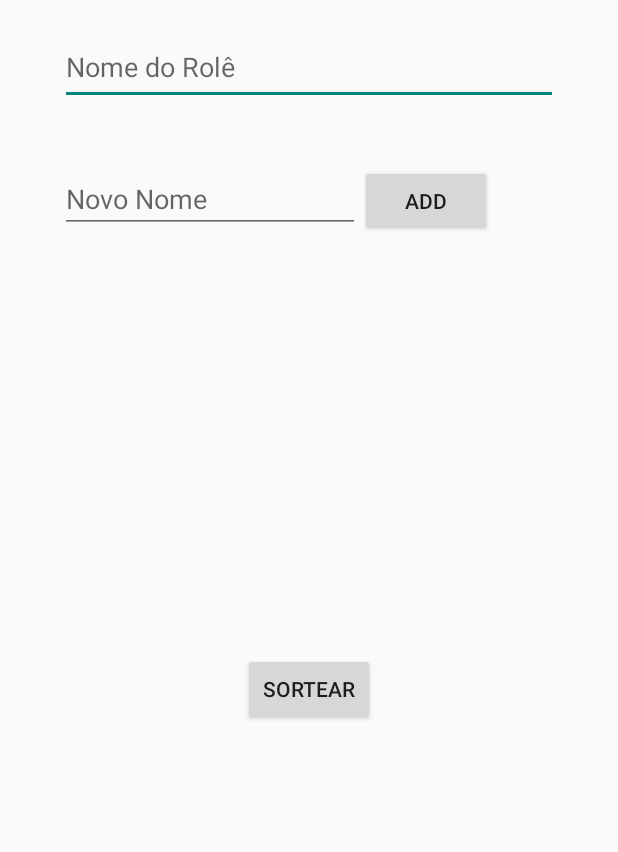
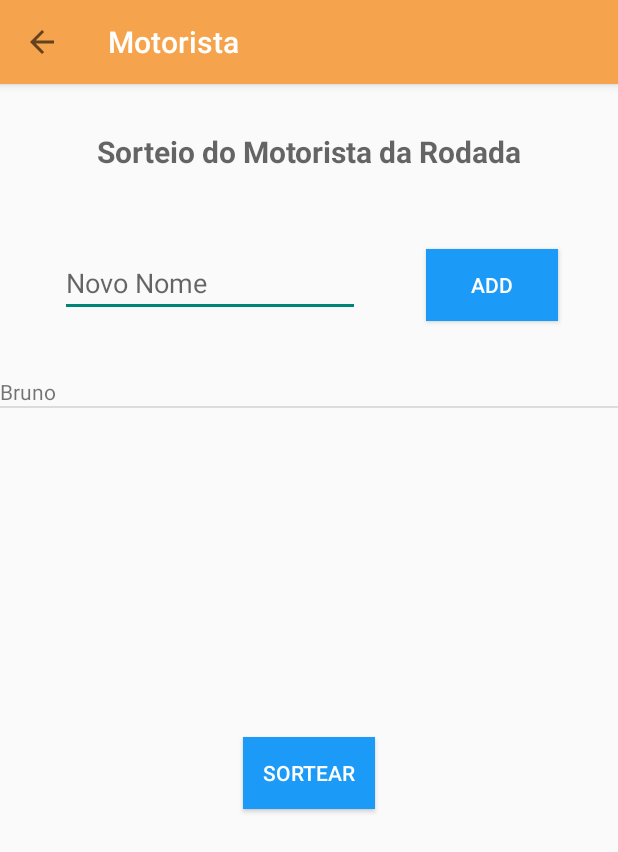
Before and after one commit to StanislaoMissio/BeerTracker, an Android app: the MainActivity screen opened directly, with no data from a screen before it, in the side drawer, after a tap on "Motorista da rodada", on a phone screen of 412 x 824 dp. Shown: the top 852 px of the screen. Run offline under Robolectric (Android 15) with nearby library versions, the phone set to English and light mode, and no system bars.

Commit message:
Wip tela de motorista da rodada

```diff
--- a/app/src/main/AndroidManifest.xml
+++ b/app/src/main/AndroidManifest.xml
@@ -23,10 +23,6 @@
             android:theme="@style/AppTheme.NoActionBar" />
         <activity android:name=".activity.EstiloActivity" />
         <activity
-            android:name=".activity.Motorista"
-            android:label="@string/title_activity_motorista"
-            android:theme="@style/AppTheme.NoActionBar" />
-        <activity
             android:name=".activity.Estilos"
             android:label="@string/title_activity_estilos"
             android:theme="@style/AppTheme.NoActionBar" />
@@ -35,9 +31,23 @@
             android:label="@string/title_activity_new_role"
             android:theme="@style/AppTheme.NoActionBar" />
         <activity
+            android:name=".activity.MotoristaActivity"
+            android:label="@string/title_activity_motorista"
+            android:theme="@style/AppTheme.NoActionBar">
+
+            <intent-filter>
+                <action android:name="android.intent.action.MAIN" />
+
+                <category android:name="android.intent.category.LAUNCHER" />
+            </intent-filter>
+
+        </activity>
+
+        <activity
             android:name=".activity.Amigos"
             android:label="@string/title_activity_amigos"
-            android:theme="@style/AppTheme.NoActionBar"></activity>
+            android:theme="@style/AppTheme.NoActionBar">
+        </activity>
 
         <meta-data
             android:name="com.facebook.sdk.ApplicationId"
--- a/app/src/main/java/com/android/beertracker/activity/MainActivity.java
+++ b/app/src/main/java/com/android/beertracker/activity/MainActivity.java
@@ -64,7 +64,7 @@ public class MainActivity extends AppCompatActivity
 
         if (id == R.id.nav_inicio) {
         } else if (id == R.id.nav_motorista) {
-            Intent motorista = new Intent(getApplicationContext(), Motorista.class);
+            Intent motorista = new Intent(getApplicationContext(), MotoristaActivity.class);
             startActivity(motorista);
         } else if (id == R.id.nav_estilos) {
             Intent estilos = new Intent(getApplicationContext(), Estilos.class);
--- a/app/src/main/java/com/android/beertracker/activity/Motorista.java
+++ /dev/null
@@ -1,31 +0,0 @@
-package com.android.beertracker.activity;
-
-import android.os.Bundle;
-import android.support.design.widget.FloatingActionButton;
-import android.support.design.widget.Snackbar;
-import android.support.v7.app.AppCompatActivity;
-import android.support.v7.widget.Toolbar;
-import android.view.View;
-
-import com.android.beertracker.R;
-
-public class Motorista extends AppCompatActivity {
-
-    @Override
-    protected void onCreate(Bundle savedInstanceState) {
-        super.onCreate(savedInstanceState);
-        setContentView(R.layout.activity_motorista);
-        Toolbar toolbar = (Toolbar) findViewById(R.id.toolbar);
-        setSupportActionBar(toolbar);
-
-        FloatingActionButton fab = (FloatingActionButton) findViewById(R.id.fab);
-        fab.setOnClickListener(new View.OnClickListener() {
-            @Override
-            public void onClick(View view) {
-                Snackbar.make(view, "Replace with your own action", Snackbar.LENGTH_LONG)
-                        .setAction("Action", null).show();
-            }
-        });
-    }
-
-}
--- a/app/src/main/java/com/android/beertracker/activity/MotoristaActivity.java
+++ b/app/src/main/java/com/android/beertracker/activity/MotoristaActivity.java
@@ -3,14 +3,51 @@ package com.android.beertracker.activity;
 import android.os.Bundle;
 import android.support.annotation.Nullable;
 import android.support.v7.app.AppCompatActivity;
+import android.support.v7.widget.Toolbar;
+import android.view.View;
+import android.widget.ArrayAdapter;
+import android.widget.Button;
+import android.widget.EditText;
+import android.widget.ListView;
 
 import com.android.beertracker.R;
 
+import java.util.ArrayList;
+import java.util.Arrays;
+
 public class MotoristaActivity extends AppCompatActivity{
+
+    ArrayAdapter<String> adapter;
+    EditText editText;
+    ArrayList<String> itemList;
+    Toolbar toolbarDriver;
 
     @Override
     protected void onCreate(@Nullable Bundle savedInstanceState) {
         super.onCreate(savedInstanceState);
         setContentView(R.layout.activity_motorista);
+        toolbarDriver = findViewById(R.id.toolbarDriver);
+        setSupportActionBar(toolbarDriver);
+        getSupportActionBar().setDisplayHomeAsUpEnabled(true);
+        String[] items={"Bruno"};
+        itemList=new ArrayList<String>(Arrays.asList(items));
+        adapter=new ArrayAdapter<String>(this,R.layout.view_list_drivers,R.id.name_driver,itemList);
+        ListView listV = findViewById(R.id.list);
+        listV.setAdapter(adapter);
+        editText = findViewById(R.id.txtInput);
+        Button btAdd = findViewById(R.id.btAdd);
+        btAdd.setOnClickListener(new View.OnClickListener() {
+            @Override
+            public void onClick(View v) {
+                String newItem=editText.getText().toString();
+                // add new item to arraylist
+                itemList.add(newItem);
+                // notify listview of data changed
+                adapter.notifyDataSetChanged();
+            }
+
+        });
+
     }
+
 }
--- a/app/src/main/res/layout/activity_motorista.xml
+++ b/app/src/main/res/layout/activity_motorista.xml
@@ -4,12 +4,31 @@
     xmlns:tools="http://schemas.android.com/tools"
     android:layout_width="match_parent"
     android:layout_height="match_parent"
-    tools:context="com.android.beertracker.MotoristaActivity">
+    tools:context="com.android.beertracker.activity.MotoristaActivity">
 
-    <EditText
-        android:id="@+id/edtNomeRole"
+    <android.support.design.widget.AppBarLayout
+        android:id="@+id/AppBar"
+        android:layout_width="match_parent"
+        android:layout_height="wrap_content">
+
+        <android.support.v7.widget.Toolbar
+            android:id="@+id/toolbarDriver"
+            android:layout_width="match_parent"
+            android:layout_height="?attr/actionBarSize"
+            android:background="@color/orange_F5A44D"
+            app:titleTextColor="@color/white">
+        </android.support.v7.widget.Toolbar>
+
+    </android.support.design.widget.AppBarLayout>
+
+    <TextView
+        android:id="@+id/txtSorteioRole"
         android:layout_width="match_parent"
         android:layout_height="@dimen/default_size_50_dp"
+        android:gravity="center"
+        android:textSize="20dp"
+        android:textStyle="bold"
+        android:layout_below="@+id/AppBar"
         android:layout_marginEnd="@dimen/default_margin_40_dp"
         android:layout_marginStart="@dimen/default_margin_40_dp"
         android:layout_marginTop="20dp"
@@ -19,30 +38,26 @@
         android:id="@+id/txtInput"
         android:layout_width="200dp"
         android:layout_height="wrap_content"
-        android:layout_below="@+id/edtNomeRole"
+        android:layout_below="@+id/txtSorteioRole"
         android:hint="Novo Nome"
         android:layout_marginTop="40dp"
-        android:layout_marginStart="40dp"
+        android:layout_marginStart="40dp"/>
 
-        />
     <Button
         android:id="@+id/btAdd"
         android:layout_width="wrap_content"
         android:layout_height="wrap_content"
+        android:layout_alignEnd="@+id/txtSorteioRole"
+        android:layout_alignTop="@+id/txtInput"
         android:text="Add"
-        android:layout_below="@+id/edtNomeRole"
-        android:layout_marginTop="40dp"
-        android:layout_toRightOf="@+id/txtInput"
-        />
+        style="@style/BotaoPadrao"/>
 
     <ListView
         android:id="@+id/list"
         android:layout_width="match_parent"
         android:layout_height="200dp"
         android:layout_below="@+id/txtInput"
-        android:layout_marginTop="40dp"
-        >
-    </ListView>
+        android:layout_marginTop="40dp"/>
 
     <Button
         android:id="@+id/btnSortear"
@@ -52,6 +67,7 @@
         android:layout_marginTop="@dimen/default_margin_40_dp"
         android:layout_centerHorizontal="true"
         android:text="Sortear"
+        style="@style/BotaoPadrao"
         />
 
 </RelativeLayout>
--- /dev/null
+++ b/app/src/main/res/layout/view_list_drivers.xml
@@ -0,0 +1,11 @@
+<?xml version="1.0" encoding="utf-8"?>
+<LinearLayout xmlns:android="http://schemas.android.com/apk/res/android"
+    android:orientation="vertical" android:layout_width="match_parent"
+    android:layout_height="match_parent">
+
+    <TextView
+        android:id="@+id/name_driver"
+        android:layout_width="wrap_content"
+        android:layout_height="wrap_content" />
+
+</LinearLayout>
--- a/app/src/main/res/layout/view_motorista_list.xml
+++ /dev/null
@@ -1,5 +0,0 @@
-<?xml version="1.0" encoding="utf-8"?>
-<RelativeLayout xmlns:android="http://schemas.android.com/apk/res/android"
-    android:layout_width="match_parent" android:layout_height="match_parent">
-
-</RelativeLayout>
--- a/app/src/main/res/values/strings.xml
+++ b/app/src/main/res/values/strings.xml
@@ -13,7 +13,7 @@
     <string name="cadastro">Cadastro</string>
     <string name="cadastrar">Cadastrar</string>
     <string name="sair">Sair</string>
-    <string name="nomeRole">Nome do Rolê</string>
+    <string name="nomeRole">Sorteio do Motorista da Rodada</string>
     <string name="facebook_login">Login com Facebook</string>
     <string name="password">Senha</string>
     <string name="signin_text">Ainda não possui uma conta?</string>
--- a/app/src/main/res/values/styles.xml
+++ b/app/src/main/res/values/styles.xml
@@ -10,6 +10,11 @@
 
     <style name="AppTheme.PopupOverlay" parent="ThemeOverlay.AppCompat.Light" />
 
+    <style name="BotaoPadrao">
+        <item name="android:background">@color/blue_1B9AF7</item>
+        <item name="android:textColor">@color/white</item>
+    </style>
+
     <style name="ButtonExpandStyle">
         <item name="android:colorBackground">@android:color/transparent</item>
         <item name="android:background">@drawable/ic_keyboard_arrow_down_black_36dp</item>
--- a/build.gradle
+++ b/build.gradle
@@ -6,7 +6,7 @@ buildscript {
         google()
     }
     dependencies {
-        classpath 'com.android.tools.build:gradle:3.0.0'
+        classpath 'com.android.tools.build:gradle:3.0.1'
 
         // NOTE: Do not place your application dependencies here; they belong
         // in the individual module build.gradle files
```
